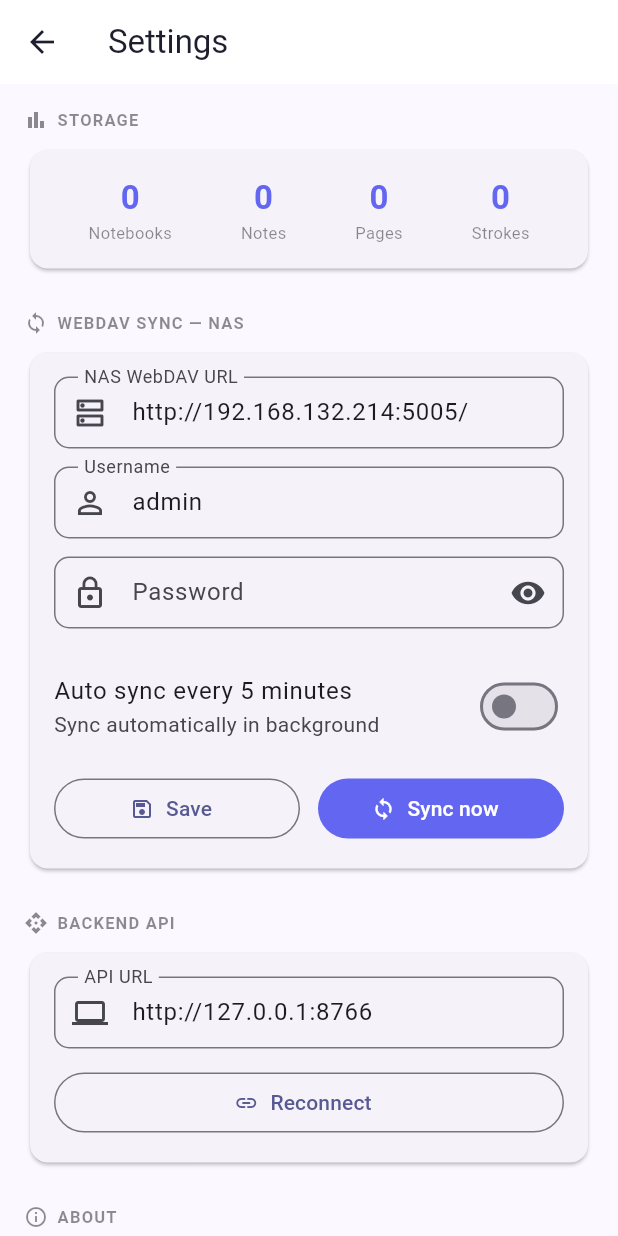
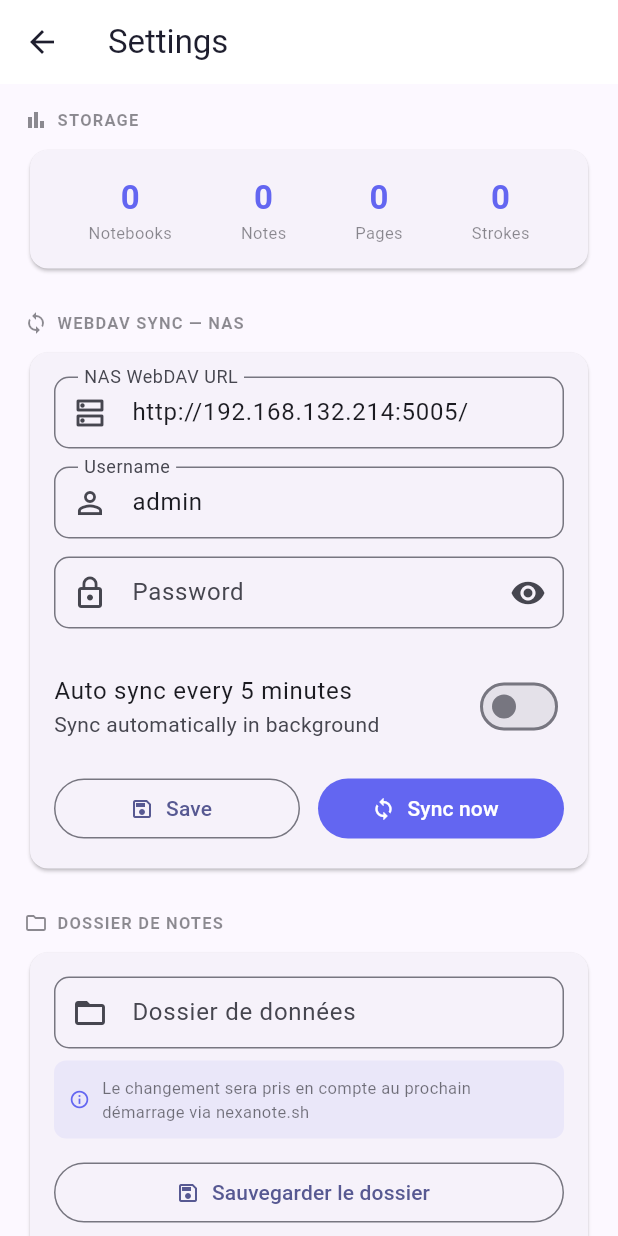
Before and after one commit to TheZupZup/NexaNote, a Flutter app: the _DesktopLayout screen opened directly, after a tap on "Settings", on a phone screen of 412 x 824 dp. Run offline on Flutter 3.47's test engine with Material 3 defaults, Android fonts, the phone set to English and light mode, and no system bars; our stand-ins replace shared_preferences; accounts and stored records are empty; network calls fail.

Commit message:
feat: notes folder setting in Settings
- routes.py: fix unreachable /storage endpoint (was after return app),
  now correctly exposes data_dir, db_path and db_size_mb
- nexanote.sh: read DATA_DIR from ~/.nexanote-config at startup,
  pass as --data-dir to python main.py
- api_client.dart: add getStorageInfo() method calling GET /storage
- settings_screen.dart: add "Dossier de notes" section showing
  current data directory, DB size, and a text field to set a new
  path — saves to ~/.nexanote-config for next restart

https://claude.ai/code/session_01DrMeeXsyuHucgvtcwtJoLN

```diff
--- a/app/lib/screens/settings_screen.dart
+++ b/app/lib/screens/settings_screen.dart
@@ -2,6 +2,7 @@
 // Écran de configuration — sync WebDAV NAS
 
 import 'dart:async';
+import 'dart:io';
 import 'package:flutter/material.dart';
 import 'package:provider/provider.dart';
 import 'package:shared_preferences/shared_preferences.dart';
@@ -31,6 +32,9 @@ class _SettingsScreenState extends State<SettingsScreen> {
   Color _syncColor = Colors.green;
   Map<String, dynamic> _syncStatus = {};
   Map<String, dynamic> _stats = {};
+  Map<String, dynamic> _storageInfo = {};
+  final _dataDirCtrl = TextEditingController();
+  bool _dataDirSaved = false;
 
   // Sync auto
   bool _autoSync = false;
@@ -41,6 +45,7 @@ class _SettingsScreenState extends State<SettingsScreen> {
     super.initState();
     _loadSettings();
     _loadStats();
+    _loadStorageInfo();
   }
 
   Future<void> _loadSettings() async {
@@ -63,6 +68,38 @@ class _SettingsScreenState extends State<SettingsScreen> {
       final stats = await state.client.getStats();
       setState(() => _stats = stats);
     } catch (_) {}
+  }
+
+  Future<void> _loadStorageInfo() async {
+    final state = context.read<AppState>();
+    try {
+      final info = await state.client.getStorageInfo();
+      final prefs = await SharedPreferences.getInstance();
+      final savedDir = prefs.getString('data_dir') ?? info['data_dir'] ?? '';
+      setState(() {
+        _storageInfo = info;
+        _dataDirCtrl.text = savedDir;
+      });
+    } catch (_) {}
+  }
+
+  Future<void> _saveDataDir() async {
+    final prefs = await SharedPreferences.getInstance();
+    final newDir = _dataDirCtrl.text.trim();
+    if (newDir.isEmpty) return;
+    await prefs.setString('data_dir', newDir);
+
+    // Écrire dans ~/.nexanote-config pour que nexanote.sh le lise au prochain démarrage
+    try {
+      final home = Platform.environment['HOME'] ?? '/tmp';
+      final configFile = File('$home/.nexanote-config');
+      await configFile.writeAsString('data_dir=$newDir\n');
+    } catch (_) {}
+
+    setState(() => _dataDirSaved = true);
+    Future.delayed(const Duration(seconds: 3), () {
+      if (mounted) setState(() => _dataDirSaved = false);
+    });
   }
 
   Future<void> _loadSyncStatus() async {
@@ -129,6 +166,7 @@ class _SettingsScreenState extends State<SettingsScreen> {
     _nasUrlCtrl.dispose();
     _nasUserCtrl.dispose();
     _nasPassCtrl.dispose();
+    _dataDirCtrl.dispose();
     super.dispose();
   }
 
@@ -349,6 +387,97 @@ class _SettingsScreenState extends State<SettingsScreen> {
 
           const SizedBox(height: 24),
 
+          // ── Dossier de notes ───────────────────────────────────
+          _SectionTitle(icon: Icons.folder_outlined, title: 'Dossier de notes'),
+          Card(
+            child: Padding(
+              padding: const EdgeInsets.all(16),
+              child: Column(
+                crossAxisAlignment: CrossAxisAlignment.start,
+                children: [
+                  // Dossier actuel (lu depuis l'API)
+                  if (_storageInfo['data_dir'] != null) ...[
+                    Row(children: [
+                      Icon(Icons.folder, size: 16, color: const Color(0xFF6366F1)),
+                      const SizedBox(width: 8),
+                      Expanded(
+                        child: Text(
+                          'Actuel : ${_storageInfo['data_dir']}',
+                          style: TextStyle(
+                            fontSize: 12,
+                            color: Theme.of(context).colorScheme.onSurface.withOpacity(0.6),
+                            fontFamily: 'monospace',
+                          ),
+                          overflow: TextOverflow.ellipsis,
+                        ),
+                      ),
+                      if (_storageInfo['db_size_mb'] != null)
+                        Text(
+                          '${_storageInfo['db_size_mb']} MB',
+                          style: TextStyle(
+                            fontSize: 11,
+                            color: Theme.of(context).colorScheme.onSurface.withOpacity(0.4),
+                          ),
+                        ),
+                    ]),
+                    const SizedBox(height: 12),
+                  ],
+
+                  // Champ pour choisir un nouveau dossier
+                  TextField(
+                    controller: _dataDirCtrl,
+                    decoration: const InputDecoration(
+                      labelText: 'Dossier de données',
+                      hintText: '/home/user/mes-notes',
+                      prefixIcon: Icon(Icons.folder_open_outlined),
+                    ),
+                  ),
+                  const SizedBox(height: 8),
+
+                  // Info redémarrage
+                  Container(
+                    padding: const EdgeInsets.all(10),
+                    decoration: BoxDecoration(
+                      color: const Color(0xFF6366F1).withOpacity(0.08),
+                      borderRadius: BorderRadius.circular(8),
+                    ),
+                    child: Row(children: [
+                      const Icon(Icons.info_outline, size: 14, color: Color(0xFF6366F1)),
+                      const SizedBox(width: 8),
+                      Expanded(
+                        child: Text(
+                          'Le changement sera pris en compte au prochain démarrage via nexanote.sh',
+                          style: TextStyle(
+                            fontSize: 11,
+                            color: Theme.of(context).colorScheme.onSurface.withOpacity(0.6),
+                          ),
+                        ),
+                      ),
+                    ]),
+                  ),
+                  const SizedBox(height: 12),
+
+                  // Bouton sauvegarder
+                  SizedBox(
+                    width: double.infinity,
+                    child: OutlinedButton.icon(
+                      icon: _dataDirSaved
+                          ? const Icon(Icons.check_circle, color: Colors.green, size: 16)
+                          : const Icon(Icons.save_outlined, size: 16),
+                      label: Text(_dataDirSaved ? 'Sauvegardé !' : 'Sauvegarder le dossier'),
+                      onPressed: _saveDataDir,
+                      style: _dataDirSaved
+                          ? OutlinedButton.styleFrom(foregroundColor: Colors.green)
+                          : null,
+                    ),
+                  ),
+                ],
+              ),
+            ),
+          ),
+
+          const SizedBox(height: 24),
+
           // ── Backend API ────────────────────────────────────────
           _SectionTitle(icon: Icons.api, title: 'Backend API'),
           Card(
--- a/app/lib/services/api_client.dart
+++ b/app/lib/services/api_client.dart
@@ -305,4 +305,10 @@ class ApiClient {
     if (resp.statusCode == 200) return jsonDecode(resp.body);
     return {};
   }
+
+  Future<Map<String, dynamic>> getStorageInfo() async {
+    final resp = await http.get(Uri.parse('$baseUrl/storage'));
+    if (resp.statusCode == 200) return jsonDecode(resp.body);
+    return {};
+  }
 }
```
Also changed, not shown: 2 other files.
